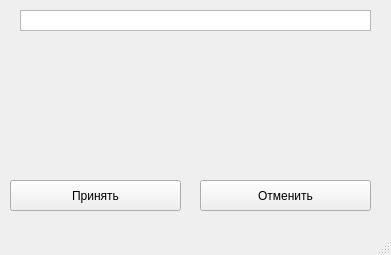
The window that firstForm.ui (aaznutii/projekt) describes before a commit, drawn with Qt 5.
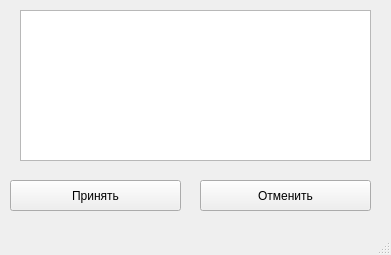
The same window after the commit.

Commit message: Изменение ширины поля

```diff
--- a/firstForm.ui
+++ b/firstForm.ui
@@ -20,7 +20,7 @@
       <x>20</x>
       <y>10</y>
       <width>351</width>
-      <height>21</height>
+      <height>151</height>
      </rect>
     </property>
    </widget>
```
The commit also changes 1 other file.
